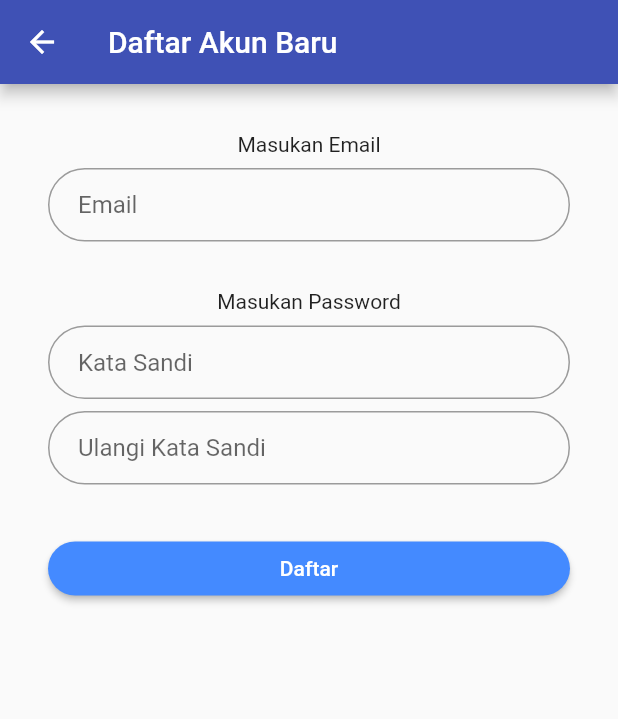
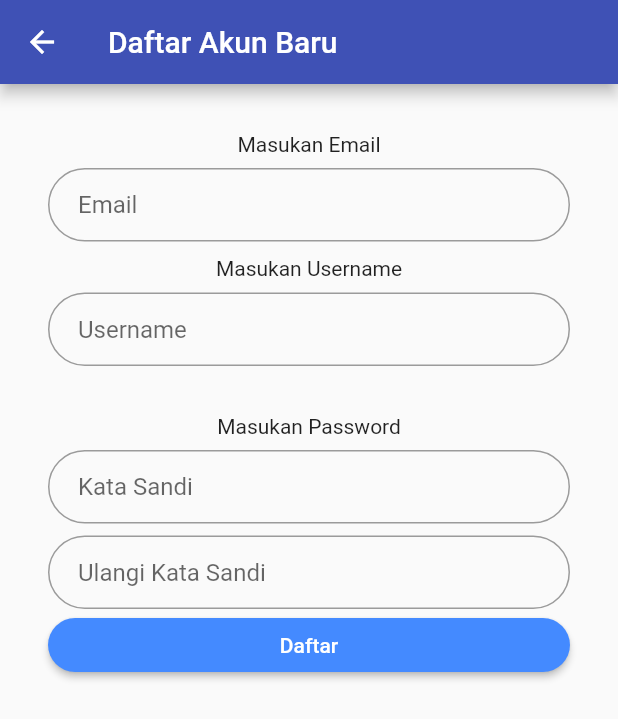
Before and after one commit to realplayer123/RPL, a Flutter app: the screen it shows after launch, after a tap on "Login", after a tap on "Belum punya akun? Daftar disini.", on a phone screen of 412 x 824 dp. Shown: the top 719 px of the screen. Run offline on Flutter 3.47's test engine with Material 2 defaults, Android fonts, the phone set to English and light mode, and no system bars; our stand-ins replace cloud_firestore, firebase_auth, firebase_storage, google_sign_in, image_picker; accounts and stored records are empty; network calls fail.

Commit message:
coba commit yg ini

```diff
--- a/dokmas/lib/dok.dart
+++ b/dokmas/lib/dok.dart
@@ -30,8 +30,8 @@ class _DokPageState extends State<DokPage> {
             builder: (BuildContext context,AsyncSnapshot<QuerySnapshot> snapshot) {
               if(!snapshot.hasData){
                 return new Container(child: Padding(
-                  padding: EdgeInsets.only(top : 200.0),
-                  child: CircularProgressIndicator(),
+                  padding: EdgeInsets.only(top : 100.0),
+                  child: Center(child: CircularProgressIndicator()),
                   ),
                 );
               }
--- a/dokmas/lib/main.dart
+++ b/dokmas/lib/main.dart
@@ -1,6 +1,7 @@
 import 'package:flutter/material.dart';
 import 'dart:async';
 import 'package:firebase_auth/firebase_auth.dart';
+import 'package:cloud_firestore/cloud_firestore.dart';
 import 'package:google_sign_in/google_sign_in.dart';
 import 'datadiri.dart';
 import 'dok.dart';
@@ -31,6 +32,38 @@ class _SignUpState extends State<SignUpPage>{
   TextEditingController controllerPass = new TextEditingController();
   TextEditingController controllerPassCek = new TextEditingController();
   TextEditingController controllerEmail = new TextEditingController();
+  TextEditingController controllerUsername = new TextEditingController();
+
+  void _daftarBaru() async {
+    await FirebaseAuth.instance.createUserWithEmailAndPassword(
+      email: controllerEmail.text,
+      password: controllerPass.text,
+    );
+
+    Firestore.instance.runTransaction((Transaction tx) async {
+      DocumentReference documentReference = Firestore.instance
+                                                     .collection('pengguna')
+                                                     .document(controllerEmail.text);
+      await tx.set(documentReference, <String, dynamic>{
+        "email" : controllerEmail.text,
+        "username" : controllerUsername.text,
+      });
+    });
+
+    // pindah ke HomePage
+    UserDetails userbaru = new UserDetails(
+      controllerUsername.text,
+      "images/user.png",
+      controllerEmail.text
+    );
+
+
+    Navigator.push(context,
+      MaterialPageRoute(
+        builder : (BuildContext context) => HomePage(userbaru)
+      )
+    );
+  }
 
 AlertDialog submit(){
   AlertDialog alertDialog =new AlertDialog(
@@ -80,6 +113,26 @@ AlertDialog submit(){
             ),
 
             Padding(
+              padding: const EdgeInsets.only(top : 10.0, bottom: 8.0),
+              child: Center(
+                child: Text("Masukan Username"),
+              ),
+            ),
+            Padding(
+              padding: const EdgeInsets.only(left: 32.0, right: 32.0),
+              child: TextField(
+                controller: controllerUsername,
+                decoration: InputDecoration(
+                  hintText: "Username",
+                  contentPadding: EdgeInsets.fromLTRB(20.0, 15.0, 20.0, 15.0),
+                  border: OutlineInputBorder(
+                    borderRadius: BorderRadius.circular(32.0)
+                  ),
+                ),
+              ),
+            ),
+
+            Padding(
               padding: const EdgeInsets.only(top : 32.0, bottom: 8.0),
               child: Center(
                 child: Text("Masukan Password"),
@@ -116,16 +169,26 @@ AlertDialog submit(){
               ),
             ),
             Padding(
-              padding: const EdgeInsets.only(top : 32.0, left: 32.0, right: 32.0),
+              padding: const EdgeInsets.only(top : 0.0, left: 32.0, right: 32.0),
               child: RaisedButton(
                 child: Text("Daftar", style: TextStyle(color: Colors.white),),
                 color: Colors.blueAccent,
                 onPressed: (){
-                  if(controllerPass.text != controllerPassCek.text) {
-
+                  if( controllerEmail.text == '' || controllerPass.text == '' || controllerPassCek.text == '' || controllerUsername.text == '') {
+                    Scaffold.of(cont).showSnackBar(
+                      new SnackBar(content: Text("Form tidak boleh ada yang kosong"),)
+                    );
+                  } else if(controllerPass.text != controllerPassCek.text) {
                     Scaffold.of(cont).showSnackBar(
                       new SnackBar(content: Text("Kata Sandi Salah !"),)
                     );
+                  } else if(controllerPass.text.length < 6) {
+                    Scaffold.of(cont).showSnackBar(
+                      new SnackBar(content: Text("Panjang password minimal 6 karakter !"),)
+                    );
+                  }
+                  else {
+                    _daftarBaru();
                   }
                 },
                 shape: OutlineInputBorder(
@@ -158,8 +221,13 @@ class LoginPage extends StatefulWidget {
 class LoginPageState extends State<LoginPage> {
   String _email;
   String _pass;
-
+  String _usernames;
   final formKey = new GlobalKey<FormState>();
+  @override
+  void initState() {
+    super.initState();
+    _usernames = 'Unknown';
+  }
 
   bool validateandSave(){
     final form = formKey.currentState;
@@ -177,6 +245,22 @@ class LoginPageState extends State<LoginPage> {
       try{
         FirebaseUser user = await FirebaseAuth.instance.signInWithEmailAndPassword(email: _email, password: _pass);
         print('masuk: ${user.uid}');
+
+        // cek username akun
+        DocumentReference dokref = Firestore.instance.collection('pengguna').document(_email);
+        Firestore.instance.runTransaction((Transaction tx) async {
+          await tx.get(dokref).then((DocumentSnapshot snaps){
+            _usernames = snaps.data['username'];
+          });
+          print('Ini isi username yang ditangkap : $_usernames');
+
+
+          UserDetails userLogin = new UserDetails(_usernames, "images/user.png", _email);
+          // Navigasi ke Home
+          Navigator.push(context,
+            MaterialPageRoute(builder: (BuildContext context)=> HomePage(userLogin))
+          );
+        });
 
       }
       catch(e){
@@ -210,7 +294,6 @@ class LoginPageState extends State<LoginPage> {
     FirebaseUser userDetails = await _firebaseAuth.signInWithCredential(credential);
 
     UserDetails details = new UserDetails(
-      userDetails.providerId,
       userDetails.displayName,
       userDetails.photoUrl,
       userDetails.email);
@@ -223,11 +306,10 @@ class LoginPageState extends State<LoginPage> {
     return userDetails;
   }
 
-  @override
   Widget build(BuildContext context){
     final forgotLabel = FlatButton(
       child: Text(
-        'Forgot password?',
+        'Lupa password?',
         style: TextStyle(color: Colors.black54),
       ),
       onPressed: () {},
@@ -277,7 +359,7 @@ class LoginPageState extends State<LoginPage> {
             child: ListView(
               children: <Widget>[
                 SizedBox(
-                  height: 155.0,
+                  height: 150.0,
                   child: Image.asset(
                     "images/logo.png",
                     fit: BoxFit.contain,
@@ -290,15 +372,12 @@ class LoginPageState extends State<LoginPage> {
                     children: buildInputs() + loginButton(),
                   ),
                 ),
+                daftar,
+                forgotLabel,
                 SizedBox(
-                  height: 45.0,
-                ),
-                SizedBox(
-                  height: 10.0,
+                  height: 80.0,
                 ),
                 googleButton,
-                forgotLabel,
-                daftar
               ],
             ),
           ),
@@ -389,7 +468,6 @@ class HomePage extends StatelessWidget {
   UserDetails detailsUser;
   HomePage(this.detailsUser);
 
-  static List items;
   final String currentProfilePic = "https://www.shareicon.net/data/128x128/2017/02/07/878237_user_512x512.png";
 
   void initState(){
@@ -454,9 +532,8 @@ class HomePage extends StatelessWidget {
 }
 
 class UserDetails {
-  final String providerDetail;
   final String userName;
   final String photoUrl;
   final String userEmail;
-  UserDetails(this.providerDetail,this.userName,this.photoUrl,this.userEmail);
+  UserDetails(this.userName,this.photoUrl,this.userEmail);
 }
--- a/dokmas/pubspec.yaml
+++ b/dokmas/pubspec.yaml
@@ -1,4 +1,4 @@
-name: dokmas
+name: Dokmas
 description: A new Flutter project.
 
 # The following defines the version and build number for your application.
@@ -39,7 +39,6 @@ dev_dependencies:
   flutter_test:
     sdk: flutter
 
-
 # For information on the generic Dart part of this file, see the
 # following page: https://www.dartlang.org/tools/pub/pubspec
 
@@ -55,6 +54,7 @@ flutter:
   # To add assets to your application, add an assets section, like this:
   assets:
     - images/logo.png
+    - images/user.png
 
   # An image asset can refer to one or more resolution-specific "variants", see
   # https://flutter.io/assets-and-images/#resolution-aware.
```
Also changed, not shown: dokmas/lib/datadiri.dart (+5 -4 lines), dokmas/images/icon.png (added), dokmas/images/logo.png, dokmas/images/user.png (added), 10 other files.
